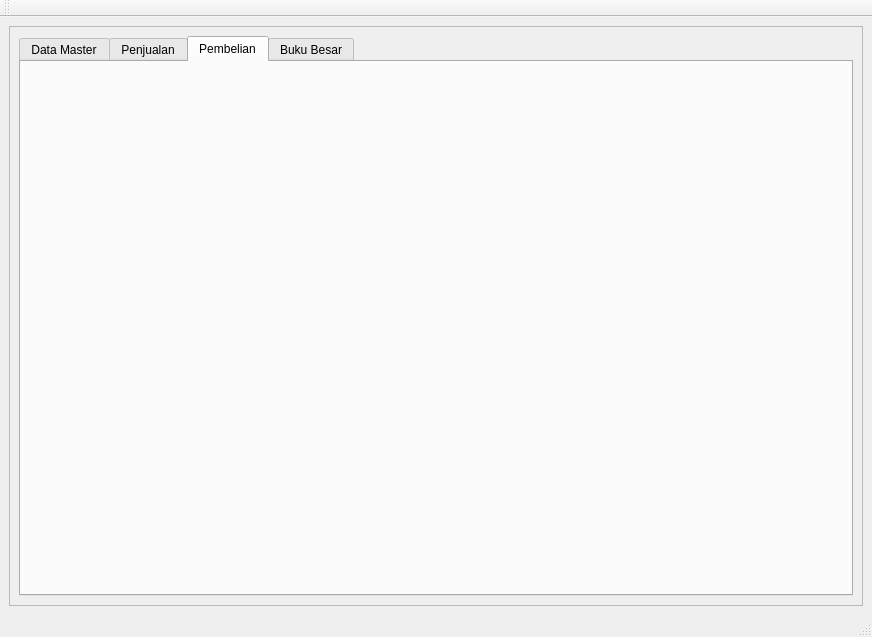
Old version of the form GUI.ui in the repository fnugrahendi/petuk.corp.
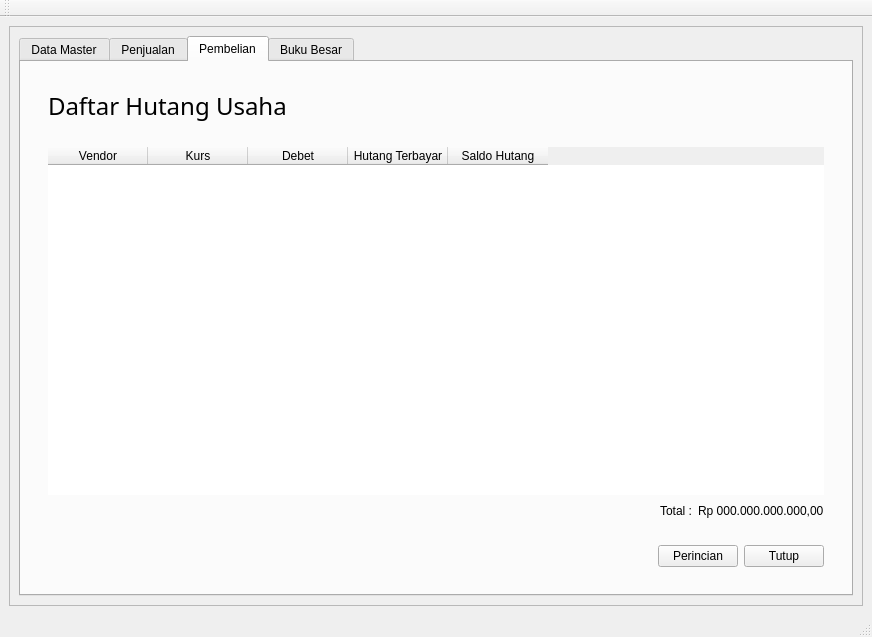
New version of the form. The open tabs and pages were chosen to show the change. Icons and pictures are not drawn.

Commit message: nambah stack pembelian.

Diff of the .ui file:
```diff
--- a/GUI.ui
+++ b/GUI.ui
@@ -7334,7 +7334,214 @@
               </layout>
              </widget>
              <widget class="QWidget" name="st_Pembelian_Penerimaan"/>
-             <widget class="QWidget" name="st_Pembelian_HutangUsaha"/>
+             <widget class="QWidget" name="st_Pembelian_HutangUsaha">
+              <layout class="QVBoxLayout" name="verticalLayout_18">
+               <item>
+                <widget class="QFrame" name="fr_Pembelian_HutangUsaha_title">
+                 <property name="sizePolicy">
+                  <sizepolicy hsizetype="Preferred" vsizetype="Maximum">
+                   <horstretch>0</horstretch>
+                   <verstretch>0</verstretch>
+                  </sizepolicy>
+                 </property>
+                 <property name="minimumSize">
+                  <size>
+                   <width>0</width>
+                   <height>45</height>
+                  </size>
+                 </property>
+                 <property name="frameShape">
+                  <enum>QFrame::StyledPanel</enum>
+                 </property>
+                 <property name="frameShadow">
+                  <enum>QFrame::Raised</enum>
+                 </property>
+                 <layout class="QGridLayout" name="gl_Penjualan_Piutang_title_2">
+                  <item row="0" column="0">
+                   <widget class="QLabel" name="lb_Pembelian_HutangUsaha_title">
+                    <property name="sizePolicy">
+                     <sizepolicy hsizetype="Preferred" vsizetype="Maximum">
+                      <horstretch>0</horstretch>
+                      <verstretch>0</verstretch>
+                     </sizepolicy>
+                    </property>
+                    <property name="font">
+                     <font>
+                      <family>Segoe UI Semilight</family>
+                      <pointsize>18</pointsize>
+                     </font>
+                    </property>
+                    <property name="text">
+                     <string>Daftar Hutang Usaha</string>
+                    </property>
+                    <property name="alignment">
+                     <set>Qt::AlignLeading|Qt::AlignLeft|Qt::AlignVCenter</set>
+                    </property>
+                   </widget>
+                  </item>
+                 </layout>
+                </widget>
+               </item>
+               <item>
+                <widget class="QFrame" name="fr_Pembelian_HutangUsaha_Tabel">
+                 <property name="sizePolicy">
+                  <sizepolicy hsizetype="Preferred" vsizetype="MinimumExpanding">
+                   <horstretch>0</horstretch>
+                   <verstretch>0</verstretch>
+                  </sizepolicy>
+                 </property>
+                 <property name="frameShape">
+                  <enum>QFrame::StyledPanel</enum>
+                 </property>
+                 <property name="frameShadow">
+                  <enum>QFrame::Raised</enum>
+                 </property>
+                 <layout class="QGridLayout" name="gl_Penjualan_Piutang_tabel_2">
+                  <item row="2" column="1">
+                   <widget class="QLabel" name="lb_Pembelian_HutangUsaha_Total">
+                    <property name="text">
+                     <string>Total :</string>
+                    </property>
+                   </widget>
+                  </item>
+                  <item row="2" column="2">
+                   <widget class="QLabel" name="lb_Pembelian_HutangUsaha_TotalNilai">
+                    <property name="text">
+                     <string>Rp 000.000.000.000,00</string>
+                    </property>
+                   </widget>
+                  </item>
+                  <item row="2" column="0">
+                   <spacer name="hs_Pembelian_HutangUsaha_Atas">
+                    <property name="orientation">
+                     <enum>Qt::Horizontal</enum>
+                    </property>
+                    <property name="sizeHint" stdset="0">
+                     <size>
+                      <width>40</width>
+                      <height>20</height>
+                     </size>
+                    </property>
+                   </spacer>
+                  </item>
+                  <item row="1" column="0" colspan="3">
+                   <widget class="QTableWidget" name="tbl_Pembelian_HutangUsaha">
+                    <property name="sizePolicy">
+                     <sizepolicy hsizetype="Maximum" vsizetype="MinimumExpanding">
+                      <horstretch>0</horstretch>
+                      <verstretch>0</verstretch>
+                     </sizepolicy>
+                    </property>
+                    <property name="minimumSize">
+                     <size>
+                      <width>0</width>
+                      <height>270</height>
+                     </size>
+                    </property>
+                    <property name="maximumSize">
+                     <size>
+                      <width>1366</width>
+                      <height>16777215</height>
+                     </size>
+                    </property>
+                    <property name="frameShape">
+                     <enum>QFrame::NoFrame</enum>
+                    </property>
+                    <property name="editTriggers">
+                     <set>QAbstractItemView::NoEditTriggers</set>
+                    </property>
+                    <property name="showGrid">
+                     <bool>false</bool>
+                    </property>
+                    <property name="wordWrap">
+                     <bool>true</bool>
+                    </property>
+                    <property name="cornerButtonEnabled">
+                     <bool>true</bool>
+                    </property>
+                    <property name="rowCount">
+                     <number>0</number>
+                    </property>
+                    <property name="columnCount">
+                     <number>5</number>
+                    </property>
+                    <column>
+                     <property name="text">
+                      <string>Vendor</string>
+                     </property>
+                    </column>
+                    <column>
+                     <property name="text">
+                      <string>Kurs</string>
+                     </property>
+                    </column>
+                    <column>
+                     <property name="text">
+                      <string>Debet</string>
+                     </property>
+                    </column>
+                    <column>
+                     <property name="text">
+                      <string>Hutang Terbayar</string>
+                     </property>
+                    </column>
+                    <column>
+                     <property name="text">
+                      <string>Saldo Hutang</string>
+                     </property>
+                    </column>
+                   </widget>
+                  </item>
+                 </layout>
+                </widget>
+               </item>
+               <item>
+                <widget class="QFrame" name="fr_Pembelian_HutangUsaha_Tombol">
+                 <property name="sizePolicy">
+                  <sizepolicy hsizetype="Preferred" vsizetype="Maximum">
+                   <horstretch>0</horstretch>
+                   <verstretch>0</verstretch>
+                  </sizepolicy>
+                 </property>
+                 <property name="frameShape">
+                  <enum>QFrame::StyledPanel</enum>
+                 </property>
+                 <property name="frameShadow">
+                  <enum>QFrame::Raised</enum>
+                 </property>
+                 <layout class="QHBoxLayout" name="hl_Penjualan_Piutang_tombol_2">
+                  <item>
+                   <spacer name="hs_Pembelian_HutangUsaha_Bawah">
+                    <property name="orientation">
+                     <enum>Qt::Horizontal</enum>
+                    </property>
+                    <property name="sizeHint" stdset="0">
+                     <size>
+                      <width>40</width>
+                      <height>20</height>
+                     </size>
+                    </property>
+                   </spacer>
+                  </item>
+                  <item>
+                   <widget class="QPushButton" name="tb_Pembelian_HutangUsaha_Perincian_2">
+                    <property name="text">
+                     <string>Perincian</string>
+                    </property>
+                   </widget>
+                  </item>
+                  <item>
+                   <widget class="QPushButton" name="tb_Pembelian_HutangUsaha_Tutup">
+                    <property name="text">
+                     <string>Tutup</string>
+                    </property>
+                   </widget>
+                  </item>
+                 </layout>
+                </widget>
+               </item>
+              </layout>
+             </widget>
              <widget class="QWidget" name="st_Pembelian_PembayaranHutang"/>
              <widget class="QWidget" name="st_Pembelian_ReturPembelian"/>
             </widget>
```
Left out of the diff: 10 changed lines with no effect on the pictures. The commit also changes 1 other file.
